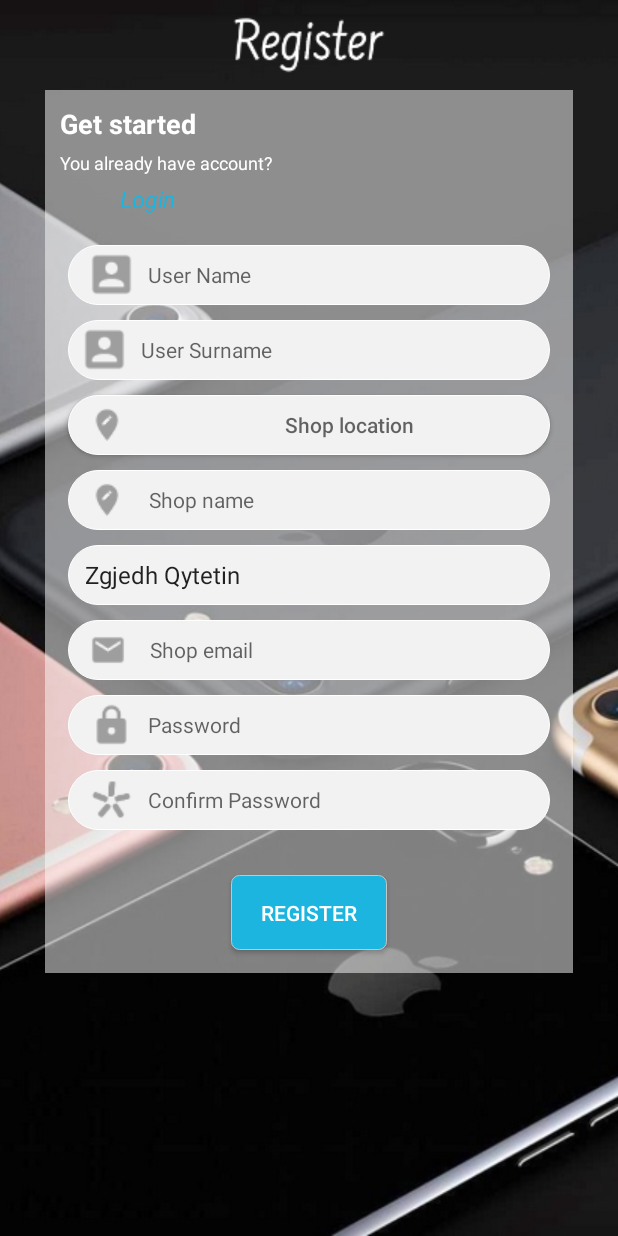
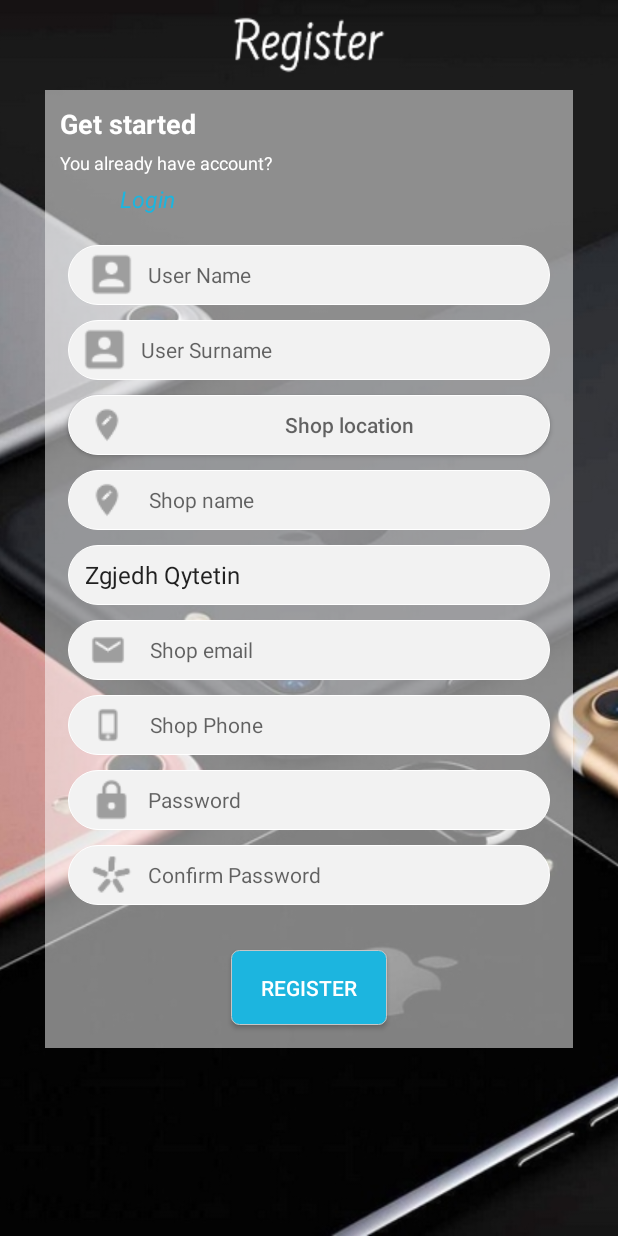
Before and after one commit to bleardrexhaj/MobiShopFinder, an Android app: the becomereseller screen opened directly, with no data from a screen before it, on a phone screen of 412 x 824 dp. Run offline under Robolectric (Android 15) with nearby library versions, the light colour scheme and no system bars.

Commit message:
Shtimi i phone number ne databaz dhe heka e tolbarit nga tabbed

```diff
--- a/app/src/main/java/com/sj/projekt/mobishopfinder/Qytetet/Prishtine.java
+++ b/app/src/main/java/com/sj/projekt/mobishopfinder/Qytetet/Prishtine.java
@@ -8,10 +8,8 @@ import android.view.View;
 import android.widget.AdapterView;
 import android.widget.ArrayAdapter;
 import android.widget.ListView;
-import android.widget.TextView;
 
 import com.sj.projekt.mobishopfinder.DBHandler;
-import com.sj.projekt.mobishopfinder.MapsActivity;
 import com.sj.projekt.mobishopfinder.R;
 import com.sj.projekt.mobishopfinder.tabbed;
 
--- a/app/src/main/java/com/sj/projekt/mobishopfinder/becomereseller.java
+++ b/app/src/main/java/com/sj/projekt/mobishopfinder/becomereseller.java
@@ -24,7 +24,7 @@ import com.google.android.gms.maps.model.MarkerOptions;
 public class becomereseller extends AppCompatActivity  implements View.OnClickListener{
 
     private TextView login_text;
-    private EditText user_name,user_surname,shop_name,shop_email,user_password,user_confirm_password;
+    private EditText user_name,user_surname,shop_name,shop_email,user_password,user_confirm_password,shop_phone_number;
     private Spinner shop_city;
     private Button register_button,shop_location;
     private double latitude,longitude;
@@ -53,6 +53,7 @@ public class becomereseller extends AppCompatActivity  implements View.OnClickLi
         shop_email = findViewById(R.id.shop_email);
         user_password = findViewById(R.id.password);
         user_confirm_password = findViewById(R.id.confirm_password);
+        shop_phone_number = findViewById(R.id.shop_phone);
 
         getWindow().setBackgroundDrawableResource(R.drawable.iph);
         this.getWindow().setSoftInputMode(WindowManager.LayoutParams.SOFT_INPUT_STATE_ALWAYS_HIDDEN); //mos mu hap keyboardi(automatic)
@@ -87,7 +88,7 @@ public class becomereseller extends AppCompatActivity  implements View.OnClickLi
 
             case R.id.register_button :
 
-                if(!user_name.getText().toString().equals("") && !user_surname.getText().toString().equals("") && !user_password.getText().toString().equals("")&& !user_confirm_password.getText().toString().equals("")&& !shop_email.getText().toString().equals("")&& !shop_city.getSelectedItem().toString().equals("")&& !shop_name.getText().toString().equals("")&& !shop_location.getText().toString().equals("")) {
+                if(!user_name.getText().toString().equals("") && !user_surname.getText().toString().equals("") && !user_password.getText().toString().equals("")&& !user_confirm_password.getText().toString().equals("")&& !shop_email.getText().toString().equals("")&& !shop_city.getSelectedItem().toString().equals("")&& !shop_name.getText().toString().equals("")&& !shop_location.getText().toString().equals("") && !shop_phone_number.getText().toString().equals("")) {
                     DBHandler db = DBHandler.getInstance(this);
                     String emri = user_name.getText().toString();
                     String mbiemri = user_surname.getText().toString();
@@ -96,6 +97,7 @@ public class becomereseller extends AppCompatActivity  implements View.OnClickLi
                     String emri_mobileshopit = shop_name.getText().toString();
                     String qyteti_mobileshopit = shop_city.getSelectedItem().toString();
                     String emaili_mobileshopit = shop_email.getText().toString();
+                    String numri_mobileshopit = shop_phone_number.getText().toString();
 
                     if(paswordi.equals(konfirm_pasword)) {
                         boolean vazhdo = false;
@@ -131,7 +133,7 @@ public class becomereseller extends AppCompatActivity  implements View.OnClickLi
                                 int locationid = Integer.parseInt(getLocData1.getString(0));
                                 int userid = Integer.parseInt(getUsrData1.getString(0));
 
-                                db.insertIntoMobileShop(locationid, emri_mobileshopit, qyteti_mobileshopit, emaili_mobileshopit, userid);
+                                db.insertIntoMobileShop(locationid, emri_mobileshopit, qyteti_mobileshopit, emaili_mobileshopit, userid,numri_mobileshopit);
                                 db.close();
                                 Toast.makeText(this, "JENI REGJISTRUAR ME SUKSESS!!!", Toast.LENGTH_LONG).show();
                                 finish();
--- a/app/src/main/java/com/sj/projekt/mobishopfinder/tabbed.java
+++ b/app/src/main/java/com/sj/projekt/mobishopfinder/tabbed.java
@@ -31,11 +31,7 @@ public class tabbed extends AppCompatActivity {
         super.onCreate(savedInstanceState);
         setContentView(R.layout.activity_tabbed);
 
-        Toolbar toolbar = (Toolbar) findViewById(R.id.toolbar);
-        setSupportActionBar(toolbar);
 
-        // Create the adapter that will return a fragment for each of the three
-        // primary sections of the activity.
         mSectionsPagerAdapter = new SectionsPagerAdapter(getSupportFragmentManager());
 
         // Set up the ViewPager with the sections adapter.
--- a/app/src/main/res/layout/activity_becomereseller.xml
+++ b/app/src/main/res/layout/activity_becomereseller.xml
@@ -180,6 +180,21 @@
                 android:id="@+id/shop_email"
                 android:layout_marginBottom="10dp"
                 />
+            <EditText
+                android:layout_width="match_parent"
+                android:layout_height="40dp"
+                android:hint="Shop Phone"
+                android:background="@drawable/rounded_white"
+                android:layout_marginStart="15dp"
+                android:layout_marginEnd="15dp"
+                android:drawableLeft="@drawable/ic_phone_iphone"
+                android:textSize="14sp"
+                android:drawablePadding="5dp"
+                android:paddingStart="4dp"
+                android:id="@+id/shop_phone"
+                android:layout_marginBottom="10dp"
+                android:inputType="phone"
+                />
 
             <EditText
                 android:layout_width="match_parent"
--- a/app/src/main/res/layout/activity_prishtine.xml
+++ b/app/src/main/res/layout/activity_prishtine.xml
@@ -34,7 +34,7 @@
         android:layout_marginEnd="60sp"
         android:textAlignment="center">
         <ListView
-            android:id="@+id/lista_prishtine"
+            android:id="@+id/lista"
             android:layout_width="wrap_content"
             android:layout_height="wrap_content"
             android:clickable="true"
```
Also changed, not shown: app/src/main/java/com/sj/projekt/mobishopfinder/DBHandler.java (+9 -6 lines), app/src/main/java/com/sj/projekt/mobishopfinder/MapsActivity.java (+0 -9 lines), app/src/main/res/layout/activity_tabbed.xml (+1 -12 lines).
